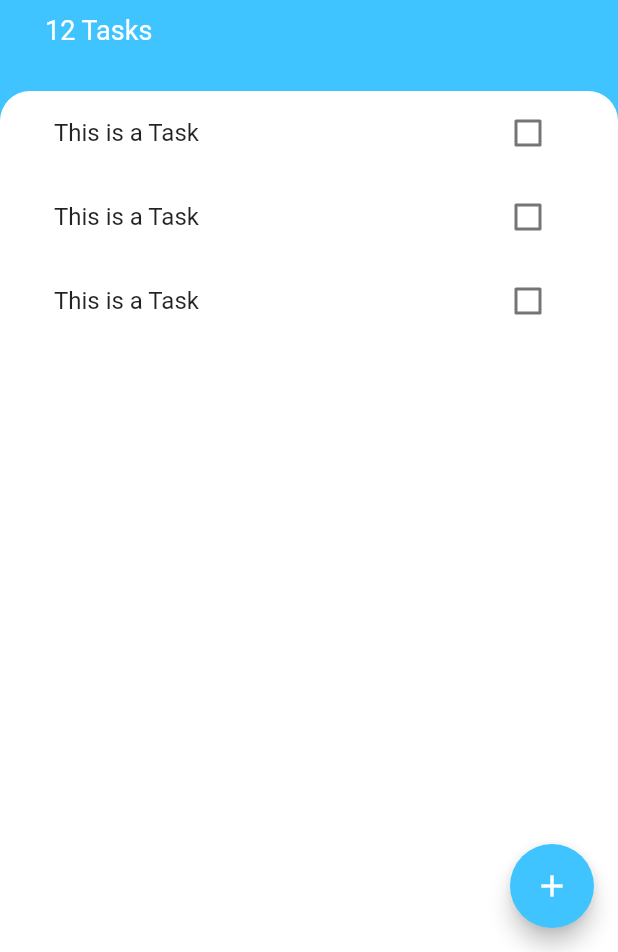
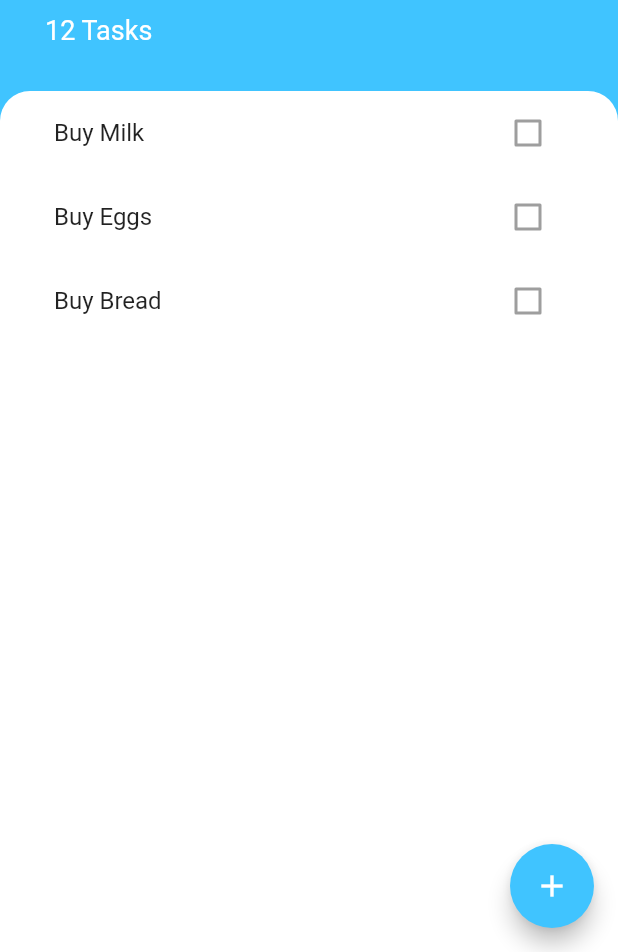
Before and after one commit to Michaelalo1/todoey, a Flutter app: the screen it shows after launch, on a phone screen of 412 x 824 dp, the part 284-1236 px from its top. Run offline on Flutter 3.47's test engine with Material 2 defaults, Android fonts, the phone set to English and light mode, and no system bars.

```diff
--- /dev/null
+++ b/lib/models/task.dart
@@ -0,0 +1,10 @@
+class Task {
+  final String name;
+  bool isDone;
+
+  Task({required this.name, this.isDone = false});
+
+  void toggleDone() {
+    isDone = !isDone;
+  }
+}
--- a/lib/screens/tasks_screen.dart
+++ b/lib/screens/tasks_screen.dart
@@ -65,7 +65,7 @@ class TasksScreen extends StatelessWidget {
                     borderRadius: BorderRadius.only(
                         topLeft: Radius.circular(20.0),
                         topRight: Radius.circular(20.0))),
-                child: const TasksList()),
+                child: TasksList()),
           )
         ],
       ),
--- a/lib/widgets/tasks_list.dart
+++ b/lib/widgets/tasks_list.dart
@@ -1,15 +1,36 @@
 import 'package:flutter/material.dart';
 import 'package:todoey/widgets/tasks_tile.dart';
+import 'package:todoey/models/task.dart';
 
-class TasksList extends StatelessWidget {
-  const TasksList({
-    Key? key,
-  }) : super(key: key);
+class TasksList extends StatefulWidget {
+  @override
+  State<TasksList> createState() => _TasksListState();
+}
+
+class _TasksListState extends State<TasksList> {
+  List<Task> tasks = [
+    Task(name: 'Buy Milk'),
+    Task(name: 'Buy Eggs'),
+    Task(name: 'Buy Bread')
+  ];
 
   @override
   Widget build(BuildContext context) {
     return ListView(
-      children: [TaskTile(), TaskTile(), TaskTile()],
+      children: [
+        TaskTile(
+          taskTitle: tasks[0].name,
+          isChecked: tasks[0].isDone,
+        ),
+        TaskTile(
+          taskTitle: tasks[1].name,
+          isChecked: tasks[1].isDone,
+        ),
+        TaskTile(
+          taskTitle: tasks[2].name,
+          isChecked: tasks[2].isDone,
+        )
+      ],
     );
   }
 }
--- a/lib/widgets/tasks_tile.dart
+++ b/lib/widgets/tasks_tile.dart
@@ -1,42 +1,29 @@
 import 'package:flutter/material.dart';
 
-class TaskTile extends StatefulWidget {
-  @override
-  State<TaskTile> createState() => _TaskTileState();
-}
+class TaskTile extends StatelessWidget {
+  final bool isChecked;
+  final String taskTitle;
 
-class _TaskTileState extends State<TaskTile> {
-  bool isChecked = false;
-  void toggleCheckbox(bool? newValue) {
-    setState(() {
-      isChecked = newValue!;
-    });
-  }
+  TaskTile({required this.isChecked, required this.taskTitle});
 
   @override
   Widget build(BuildContext context) {
     return ListTile(
-        title: Text(
-          'This is a Task',
-          style: TextStyle(
-              decoration: isChecked ? TextDecoration.lineThrough : null),
-        ),
-        trailing: TaskCheckBox(toggleCheckbox, isChecked));
+      title: Text(
+        taskTitle,
+        style: TextStyle(
+            decoration: isChecked ? TextDecoration.lineThrough : null),
+      ),
+      trailing: Checkbox(
+        activeColor: Colors.lightBlueAccent,
+        value: isChecked,
+        onChanged: null,
+      ),
+    );
   }
 }
 
-class TaskCheckBox extends StatelessWidget {
-  final bool checkBoxState;
-  final void Function(bool?) checkBoxCallBack;
-
-  TaskCheckBox(this.checkBoxCallBack, this.checkBoxState);
-
-  @override
-  Widget build(BuildContext context) {
-    return Checkbox(
-      activeColor: Colors.lightBlueAccent,
-      value: checkBoxState,
-      onChanged: checkBoxCallBack,
-    );
-  }
-}
+// (bool? newValue) {
+// setState(() {
+// isChecked = newValue!;
+// });
```
Also changed, not shown: 1 other file.
